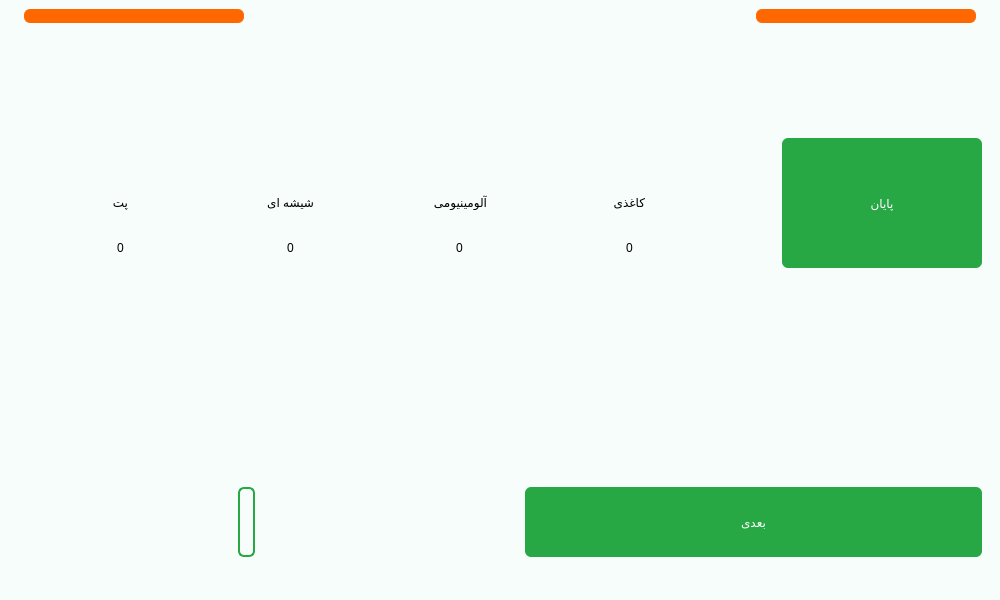
Above: main.ui from Farazist/raspberrypi-app before the change. Below: the same form after it.
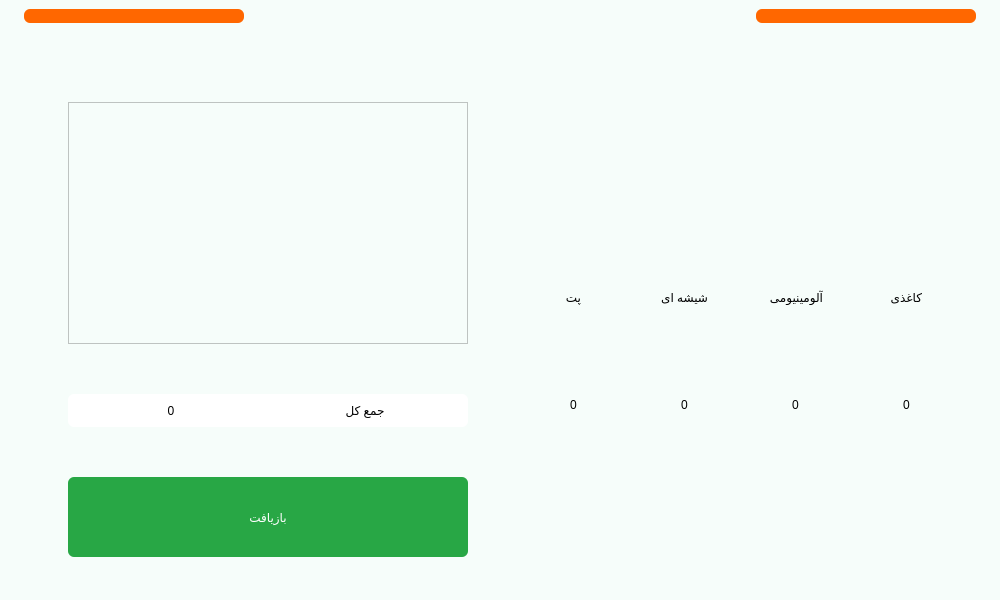
That is the form after the change. The open tabs and pages were chosen to show the change. Icons and pictures are not drawn.

Commit message: auto delivery stack - not completed

```diff
--- a/main.ui
+++ b/main.ui
@@ -144,7 +144,7 @@
        </size>
       </property>
       <property name="currentIndex">
-       <number>3</number>
+       <number>7</number>
       </property>
       <widget class="QWidget" name="pageLoading">
        <layout class="QVBoxLayout" name="verticalLayout_2" stretch="0,0,0">
@@ -1045,18 +1045,168 @@
         </property>
         <item>
          <layout class="QHBoxLayout" name="horizontalLayout_4">
+          <property name="leftMargin">
+           <number>50</number>
+          </property>
           <property name="topMargin">
-           <number>100</number>
+           <number>0</number>
           </property>
+          <property name="rightMargin">
+           <number>20</number>
+          </property>
+          <item>
+           <layout class="QVBoxLayout" name="verticalLayout_31">
+            <item alignment="Qt::AlignHCenter">
+             <widget class="QLabel" name="lblAutoSelectedItem">
+              <property name="styleSheet">
+               <string notr="true">font: 24pt &quot;IRANSansFaNum&quot;;
+color:#000000;</string>
+              </property>
+              <property name="text">
+               <string> </string>
+              </property>
+              <property name="alignment">
+               <set>Qt::AlignCenter</set>
+              </property>
+             </widget>
+            </item>
+            <item>
+             <widget class="QScrollArea" name="scrollArea_3">
+              <property name="minimumSize">
+               <size>
+                <width>200</width>
+                <height>0</height>
+               </size>
+              </property>
+              <property name="maximumSize">
+               <size>
+                <width>400</width>
+                <height>16777215</height>
+               </size>
+              </property>
+              <property name="widgetResizable">
+               <bool>true</bool>
+              </property>
+              <widget class="QWidget" name="scrollAreaWidgetContents_4">
+               <property name="geometry">
+                <rect>
+                 <x>0</x>
+                 <y>0</y>
+                 <width>198</width>
+                 <height>226</height>
+                </rect>
+               </property>
+              </widget>
+             </widget>
+            </item>
+            <item>
+             <widget class="QWidget" name="widget_5" native="true">
+              <property name="minimumSize">
+               <size>
+                <width>0</width>
+                <height>0</height>
+               </size>
+              </property>
+              <property name="maximumSize">
+               <size>
+                <width>16777215</width>
+                <height>80</height>
+               </size>
+              </property>
+              <property name="styleSheet">
+               <string notr="true">background-color: rgb(255, 255, 255);
+border-radius: 6px;</string>
+              </property>
+              <layout class="QHBoxLayout" name="horizontalLayout_9">
+               <item>
+                <widget class="QLabel" name="label_10">
+                 <property name="styleSheet">
+                  <string notr="true">font: 87 30pt &quot;IRANSansFaNum Black&quot;;
+color:#000000;
+</string>
+                 </property>
+                 <property name="text">
+                  <string>0</string>
+                 </property>
+                 <property name="alignment">
+                  <set>Qt::AlignCenter</set>
+                 </property>
+                </widget>
+               </item>
+               <item>
+                <widget class="QLabel" name="label_3">
+                 <property name="styleSheet">
+                  <string notr="true">font: 22pt &quot;IRANSans&quot;;
+color:#000000;</string>
+                 </property>
+                 <property name="text">
+                  <string>جمع کل</string>
+                 </property>
+                 <property name="alignment">
+                  <set>Qt::AlignCenter</set>
+                 </property>
+                </widget>
+               </item>
+              </layout>
+             </widget>
+            </item>
+            <item>
+             <widget class="QPushButton" name="pushButton">
+              <property name="minimumSize">
+               <size>
+                <width>200</width>
+                <height>80</height>
+               </size>
+              </property>
+              <property name="maximumSize">
+               <size>
+                <width>11160</width>
+                <height>80</height>
+               </size>
+              </property>
+              <property name="styleSheet">
+               <string notr="true">QPushButton{
+background-color: #28a745;
+color: rgb(255, 255, 255);
+font: 24pt &quot;IRANSans&quot;;
+padding: 3px; 
+border: none; 
+border-radius: 6px;
+outline-style: none;
+}
+QPushButton:pressed {
+background-color: #145222;
+border-style: inset;
+}</string>
+              </property>
+              <property name="text">
+               <string>بازیافت</string>
+              </property>
+             </widget>
+            </item>
+           </layout>
+          </item>
           <item>
            <layout class="QGridLayout" name="gridLayout_3">
+            <property name="sizeConstraint">
+             <enum>QLayout::SetDefaultConstraint</enum>
+            </property>
             <property name="leftMargin">
-             <number>20</number>
+             <number>5</number>
+            </property>
+            <property name="topMargin">
+             <number>100</number>
             </property>
             <property name="rightMargin">
-             <number>20</number>
+             <number>5</number>
             </property>
-            <property name="spacing">
+            <property name="bottomMargin">
+             <number>100</number>
+            </property>
+            <property name="horizontalSpacing">
+             <number>10</number>
+            </property>
+            <property name="verticalSpacing">
              <number>5</number>
             </property>
             <item row="3" column="3" alignment="Qt::AlignHCenter|Qt::AlignVCenter">
@@ -1070,6 +1220,64 @@
               </property>
              </widget>
             </item>
+            <item row="1" column="4" alignment="Qt::AlignHCenter|Qt::AlignVCenter">
+             <widget class="QLabel" name="lblPixmapCategory3">
+              <property name="text">
+               <string/>
+              </property>
+              <property name="pixmap">
+               <pixmap>images/item/category3.png</pixmap>
+              </property>
+              <property name="scaledContents">
+               <bool>true</bool>
+              </property>
+              <property name="alignment">
+               <set>Qt::AlignCenter</set>
+              </property>
+             </widget>
+            </item>
+            <item row="1" column="2" alignment="Qt::AlignHCenter|Qt::AlignVCenter">
+             <widget class="QLabel" name="lblPixmapCategory1">
+              <property name="maximumSize">
+               <size>
+                <width>16777215</width>
+                <height>16777215</height>
+               </size>
+              </property>
+              <property name="baseSize">
+               <size>
+                <width>0</width>
+                <height>0</height>
+               </size>
+              </property>
+              <property name="text">
+               <string/>
+              </property>
+              <property name="pixmap">
+               <pixmap>images/item/category1.png</pixmap>
+              </property>
+              <property name="scaledContents">
+               <bool>true</bool>
+              </property>
+              <property name="alignment">
+               <set>Qt::AlignCenter</set>
+              </property>
+              <property name="wordWrap">
+               <bool>false</bool>
+              </property>
+             </widget>
+            </item>
+            <item row="3" column="5" alignment="Qt::AlignHCenter|Qt::AlignVCenter">
+             <widget class="QLabel" name="lblNumCategory4">
+              <property name="styleSheet">
+               <string notr="true">font: 87 32pt &quot;IRANSansFaNum Black&quot;;
+color:#000000;</string>
+              </property>
+              <property name="text">
+               <string>0</string>
+              </property>
+             </widget>
+            </item>
             <item row="3" column="4" alignment="Qt::AlignHCenter|Qt::AlignVCenter">
              <widget class="QLabel" name="lblNumCategory3">
               <property name="styleSheet">
@@ -1081,6 +1289,31 @@
               </property>
              </widget>
             </item>
+            <item row="1" column="5" alignment="Qt::AlignHCenter|Qt::AlignVCenter">
+             <widget class="QLabel" name="lblPixmapCategory4">
+              <property name="frameShape">
+               <enum>QFrame::NoFrame</enum>
+              </property>
+              <property name="frameShadow">
+               <enum>QFrame::Plain</enum>
+              </property>
+              <property name="midLineWidth">
+               <number>0</number>
+              </property>
+              <property name="text">
+               <string/>
+              </property>
+              <property name="pixmap">
+               <pixmap>images/item/category4.png</pixmap>
+              </property>
+              <property name="scaledContents">
+               <bool>true</bool>
+              </property>
+              <property name="alignment">
+               <set>Qt::AlignCenter</set>
+              </property>
+             </widget>
+            </item>
             <item row="3" column="2" alignment="Qt::AlignHCenter|Qt::AlignVCenter">
              <widget class="QLabel" name="lblNumCategory1">
               <property name="styleSheet">
@@ -1092,16 +1325,6 @@
               </property>
              </widget>
             </item>
-            <item row="1" column="4" alignment="Qt::AlignHCenter|Qt::AlignVCenter">
-             <widget class="QLabel" name="lblPixmapCategory3">
-              <property name="text">
-               <string/>
-              </property>
-              <property name="pixmap">
-               <pixmap>images/item/category3.png</pixmap>
-              </property>
-             </widget>
-            </item>
             <item row="2" column="2" alignment="Qt::AlignHCenter|Qt::AlignVCenter">
              <widget class="QLabel" name="lblTxtCategory1">
               <property name="styleSheet">
@@ -1113,6 +1336,17 @@
               </property>
              </widget>
             </item>
+            <item row="2" column="5" alignment="Qt::AlignHCenter|Qt::AlignVCenter">
+             <widget class="QLabel" name="lblTxtCategory4">
+              <property name="styleSheet">
+               <string notr="true">font: 18pt &quot;IRANSans&quot;;
+color:#000000;</string>
+              </property>
+              <property name="text">
+               <string>کاغذی</string>
+              </property>
+             </widget>
+            </item>
             <item row="2" column="4" alignment="Qt::AlignHCenter|Qt::AlignVCenter">
              <widget class="QLabel" name="lblTxtCategory3">
               <property name="styleSheet">
@@ -1128,8 +1362,8 @@
              <widget class="QLabel" name="lblPixmapCategory2">
               <property name="maximumSize">
                <size>
-                <width>187</width>
-                <height>293</height>
+                <width>16777215</width>
+                <height>16777215</height>
                </size>
               </property>
               <property name="text">
@@ -1138,6 +1372,12 @@
               <property name="pixmap">
                <pixmap>images/item/category2.png</pixmap>
               </property>
+              <property name="scaledContents">
+               <bool>true</bool>
+              </property>
+              <property name="alignment">
+               <set>Qt::AlignCenter</set>
+              </property>
              </widget>
             </item>
             <item row="2" column="3" alignment="Qt::AlignHCenter|Qt::AlignVCenter">
@@ -1151,166 +1391,7 @@
               </property>
              </widget>
             </item>
-            <item row="1" column="2" alignment="Qt::AlignHCenter|Qt::AlignVCenter">
-             <widget class="QLabel" name="lblPixmapCategory1">
-              <property name="maximumSize">
-               <size>
-                <width>201</width>
-                <height>342</height>
-               </size>
-              </property>
-              <property name="baseSize">
-               <size>
-                <width>0</width>
-                <height>0</height>
-               </size>
-              </property>
-              <property name="text">
-               <string/>
-              </property>
-              <property name="pixmap">
-               <pixmap>images/item/category1.png</pixmap>
-              </property>
-              <property name="scaledContents">
-               <bool>false</bool>
-              </property>
-              <property name="wordWrap">
-               <bool>false</bool>
-              </property>
-             </widget>
-            </item>
-            <item row="1" column="5" alignment="Qt::AlignHCenter|Qt::AlignVCenter">
-             <widget class="QLabel" name="lblPixmapCategory4">
-              <property name="text">
-               <string/>
-              </property>
-              <property name="pixmap">
-               <pixmap>images/item/category4.png</pixmap>
-              </property>
-             </widget>
-            </item>
-            <item row="2" column="5" alignment="Qt::AlignHCenter|Qt::AlignVCenter">
-             <widget class="QLabel" name="lblTxtCategory4">
-              <property name="styleSheet">
-               <string notr="true">font: 18pt &quot;IRANSans&quot;;
-color:#000000;</string>
-              </property>
-              <property name="text">
-               <string>کاغذی</string>
-              </property>
-             </widget>
-            </item>
-            <item row="3" column="5" alignment="Qt::AlignHCenter|Qt::AlignVCenter">
-             <widget class="QLabel" name="lblNumCategory4">
-              <property name="styleSheet">
-               <string notr="true">font: 87 32pt &quot;IRANSansFaNum Black&quot;;
-color:#000000;</string>
-              </property>
-              <property name="text">
-               <string>0</string>
-              </property>
-             </widget>
-            </item>
            </layout>
-          </item>
-          <item>
-           <widget class="QPushButton" name="pushButton">
-            <property name="sizePolicy">
-             <sizepolicy hsizetype="Fixed" vsizetype="Fixed">
-              <horstretch>0</horstretch>
-              <verstretch>0</verstretch>
-             </sizepolicy>
-            </property>
-            <property name="minimumSize">
-             <size>
-              <width>200</width>
-              <height>130</height>
-             </size>
-            </property>
-            <property name="styleSheet">
-             <string notr="true">QPushButton{
-background-color: #28a745;
-color: rgb(255, 255, 255);
-padding: 3px; 
-border: none; 
-border-radius: 6px;
-font: 24pt &quot;IRANSans&quot;;
-outline-style: none;
-}
-QPushButton:pressed {
-background-color: #145222;
-border-style: inset;
-}</string>
-            </property>
-            <property name="text">
-             <string>پایان</string>
-            </property>
-           </widget>
-          </item>
-         </layout>
-        </item>
-        <item>
-         <layout class="QHBoxLayout" name="horizontalLayout_3">
-          <item alignment="Qt::AlignHCenter|Qt::AlignBottom">
-           <widget class="QLabel" name="lblDeliveryItems">
-            <property name="minimumSize">
-             <size>
-              <width>0</width>
-              <height>70</height>
-             </size>
-            </property>
-            <property name="maximumSize">
-             <size>
-              <width>16777215</width>
-              <height>70</height>
-             </size>
-            </property>
-            <property name="styleSheet">
-             <string notr="true">padding: 3px; 
-border: 2px solid #28a745; 
-border-radius: 6px;
-font: 26pt &quot;IRANSans&quot;;
-color:#000000;
-</string>
-            </property>
-            <property name="text">
-             <string/>
-            </property>
-           </widget>
-          </item>
-          <item alignment="Qt::AlignBottom">
-           <widget class="QPushButton" name="btnDeliveryItemsNext">
-            <property name="minimumSize">
-             <size>
-              <width>200</width>
-              <height>70</height>
-             </size>
-            </property>
-            <property name="maximumSize">
-             <size>
-              <width>16777215</width>
-              <height>70</height>
-             </size>
-            </property>
-            <property name="styleSheet">
-             <string notr="true">QPushButton{
-background-color: #28a745;
-color: rgb(255, 255, 255);
-font: 24pt &quot;IRANSans&quot;;
-padding: 3px; 
-border: none; 
-border-radius: 6px;
-outline-style: none;
-}
-QPushButton:pressed {
-background-color: #145222;
-border-style: inset;
-}</string>
-            </property>
-            <property name="text">
-             <string>بعدی</string>
-            </property>
-           </widget>
           </item>
          </layout>
         </item>
@@ -1968,7 +2049,7 @@
               <rect>
                <x>0</x>
                <y>0</y>
-               <width>524</width>
+               <width>531</width>
                <height>542</height>
               </rect>
              </property>
@@ -2425,6 +2506,9 @@
               <property name="text">
                <string/>
               </property>
+              <property name="alignment">
+               <set>Qt::AlignCenter</set>
+              </property>
              </widget>
             </item>
             <item>
@@ -2584,7 +2668,7 @@
               <property name="minimumSize">
                <size>
                 <width>200</width>
-                <height>90</height>
+                <height>80</height>
                </size>
               </property>
               <property name="maximumSize">
@@ -2632,6 +2716,9 @@
             <property name="styleSheet">
              <string notr="true">QScrollBar:vertical { width: 40px;background-color: #28a745}</string>
             </property>
+            <property name="verticalScrollBarPolicy">
+             <enum>Qt::ScrollBarAsNeeded</enum>
+            </property>
             <property name="widgetResizable">
              <bool>true</bool>
             </property>
@@ -2640,8 +2727,8 @@
               <rect>
                <x>0</x>
                <y>0</y>
-               <width>398</width>
-               <height>28</height>
+               <width>526</width>
+               <height>448</height>
               </rect>
              </property>
              <property name="maximumSize">
@@ -3194,8 +3281,8 @@
             <rect>
              <x>0</x>
              <y>0</y>
-             <width>398</width>
-             <height>28</height>
+             <width>381</width>
+             <height>16</height>
             </rect>
            </property>
           </widget>
```
The commit also changes 1 other file.
